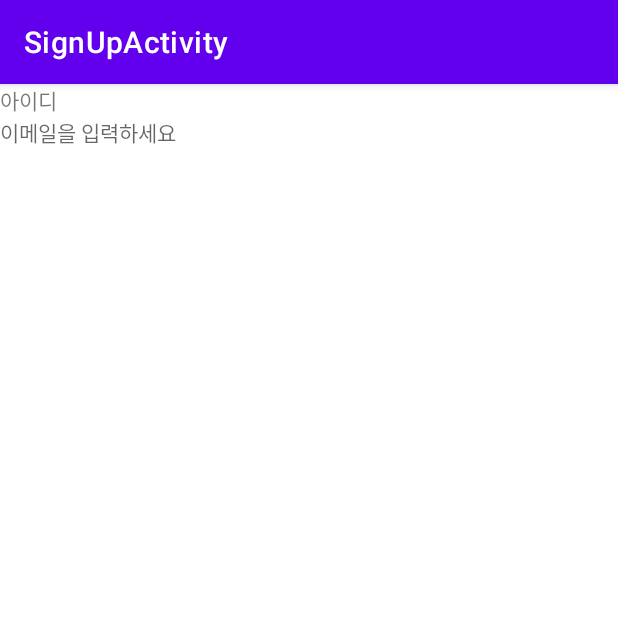
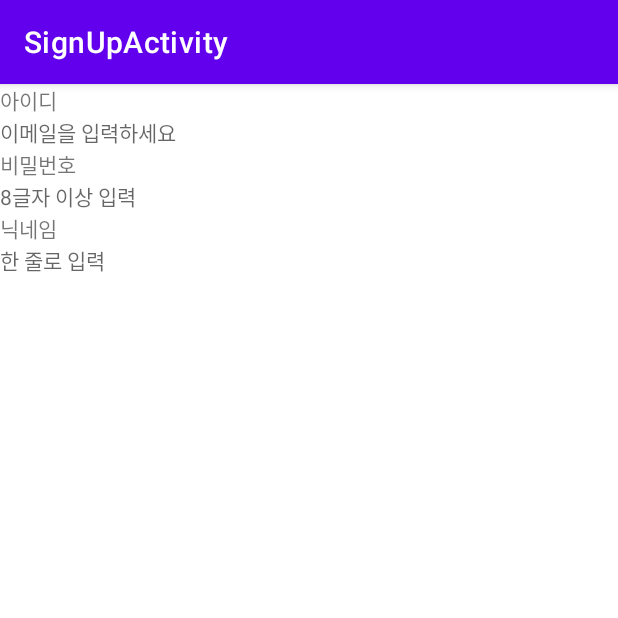
Before and after one commit to jyunz/SignUpActivity, an Android app: the screen it shows after launch (MainActivity), on a phone screen of 412 x 824 dp, the top half of it. Run offline under Robolectric (Android 15) with nearby library versions, the phone set to English and light mode, and no system bars.

Commit message:
Edit Text체험

```diff
--- a/app/src/main/res/layout/activity_main.xml
+++ b/app/src/main/res/layout/activity_main.xml
@@ -11,11 +11,35 @@
         android:layout_width="wrap_content"
         android:layout_height="wrap_content"
         android:text="아이디"/>
+
     <TextView
         android:layout_width="match_parent"
         android:layout_height="wrap_content"
         android:hint="이메일을 입력하세요"
         android:inputType="textEmailAddress"/>
 
+    <TextView
+        android:layout_width="wrap_content"
+        android:layout_height="wrap_content"
+        android:text="비밀번호"/>
+
+    <TextView
+        android:layout_width="match_parent"
+        android:layout_height="wrap_content"
+        android:hint="8글자 이상 입력"
+        android:inputType="textPassword"/>
+
+    <TextView
+        android:layout_width="wrap_content"
+        android:layout_height="wrap_content"
+        android:text="닉네임"/>
+
+    <TextView
+        android:layout_width="match_parent"
+        android:layout_height="wrap_content"
+        android:hint="한 줄로 입력"
+        android:singleLine="true"/>
+<!--        android:imeOptions="actionSearch"-->
+<!--         엔터키의 변경에 관한 옵션            -->
 
 </LinearLayout>
```
